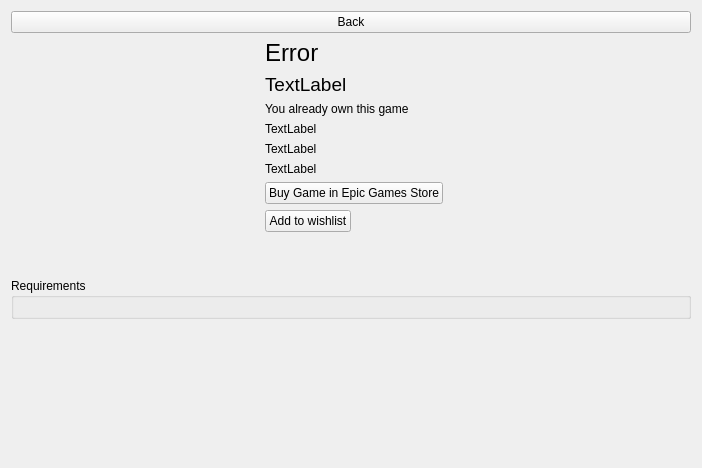
RareDevs/Rare, file rare/ui/components/tabs/store/shop_game_info.ui: the form before one commit.
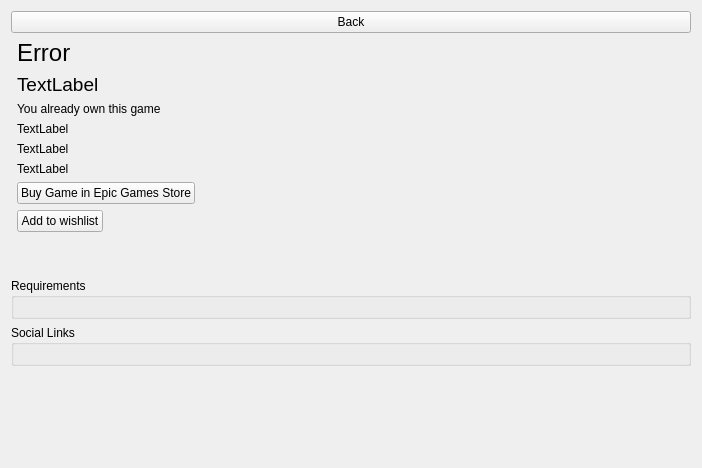
The form after the commit.

Commit message: Add socail links to game info

Diff of the .ui file:
```diff
--- a/rare/ui/components/tabs/store/shop_game_info.ui
+++ b/rare/ui/components/tabs/store/shop_game_info.ui
@@ -25,6 +25,12 @@
     <layout class="QHBoxLayout" name="horizontalLayout">
      <item>
       <widget class="QStackedWidget" name="image_stack">
+          <property name="sizePolicy">
+              <sizepolicy hsizetype="Maximum" vsizetype="Preferred">
+                  <horstretch>0</horstretch>
+                  <verstretch>0</verstretch>
+              </sizepolicy>
+          </property>
        <property name="currentIndex">
         <number>-1</number>
        </property>
@@ -157,6 +163,14 @@
      <layout class="QGridLayout" name="gridLayout_2"/>
     </widget>
    </item>
+      <item>
+          <widget class="QGroupBox" name="social_link_gb">
+              <property name="title">
+                  <string>Social Links</string>
+              </property>
+              <layout class="QHBoxLayout" name="horizontalLayout_2"/>
+          </widget>
+      </item>
    <item>
     <spacer name="verticalSpacer">
      <property name="orientation">
```
Lines whose indentation alone changed are shown as unchanged. The commit also changes 3 other files.
